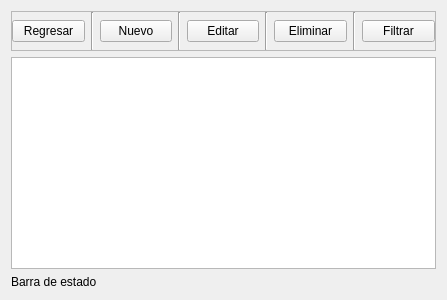
Old version of the form view/ui/product_management.ui in the repository R0land013/blue-pos.
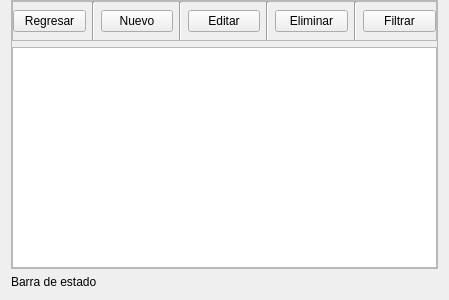
New version of the form.

Commit message:
Feat: La operación de cargar productos en la tabla se realiza en un nuevo hilo.
	La ventana es deshabilitada excepto la barra de estado. Con estos cambios se evita
	que la GUI se congele.

	Se encontró un bug a la hora de usar objetos de sqlite desde un hilo que no los
	creó.

```diff
--- a/view/ui/product_management.ui
+++ b/view/ui/product_management.ui
@@ -14,6 +14,30 @@
    <string>Gestión de Productos</string>
   </property>
   <layout class="QVBoxLayout" name="verticalLayout">
+   <property name="topMargin">
+    <number>0</number>
+   </property>
+   <item>
+    <widget class="QFrame" name="main_content_frame">
+     <property name="frameShape">
+      <enum>QFrame::StyledPanel</enum>
+     </property>
+     <property name="frameShadow">
+      <enum>QFrame::Raised</enum>
+     </property>
+     <layout class="QVBoxLayout" name="verticalLayout_2">
+      <property name="leftMargin">
+       <number>0</number>
+      </property>
+      <property name="topMargin">
+       <number>0</number>
+      </property>
+      <property name="rightMargin">
+       <number>0</number>
+      </property>
+      <property name="bottomMargin">
+       <number>0</number>
+      </property>
    <item>
     <widget class="QFrame" name="frame">
      <property name="minimumSize">
@@ -118,6 +142,9 @@
    </item>
    <item>
     <widget class="QTableWidget" name="product_table"/>
+      </item>
+     </layout>
+    </widget>
    </item>
    <item>
     <widget class="QLabel" name="state_bar_label">
```
Lines whose indentation alone changed are shown as unchanged. The commit also changes 2 other files.
